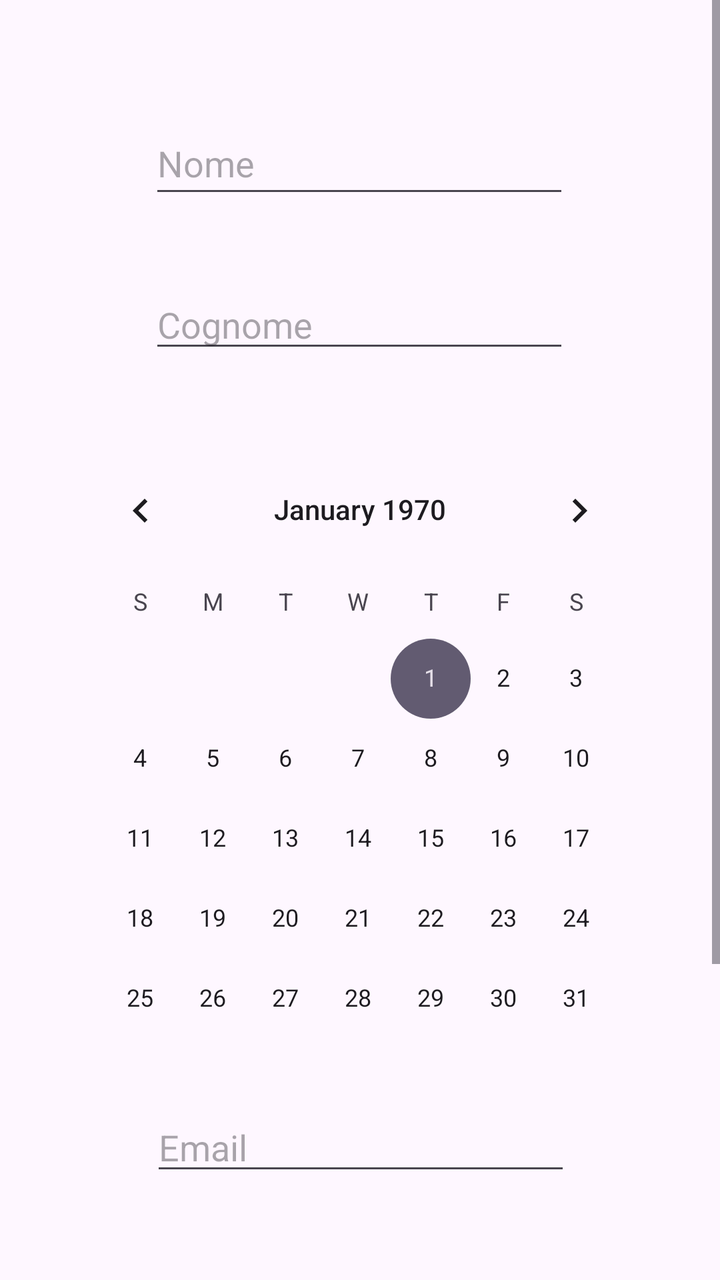
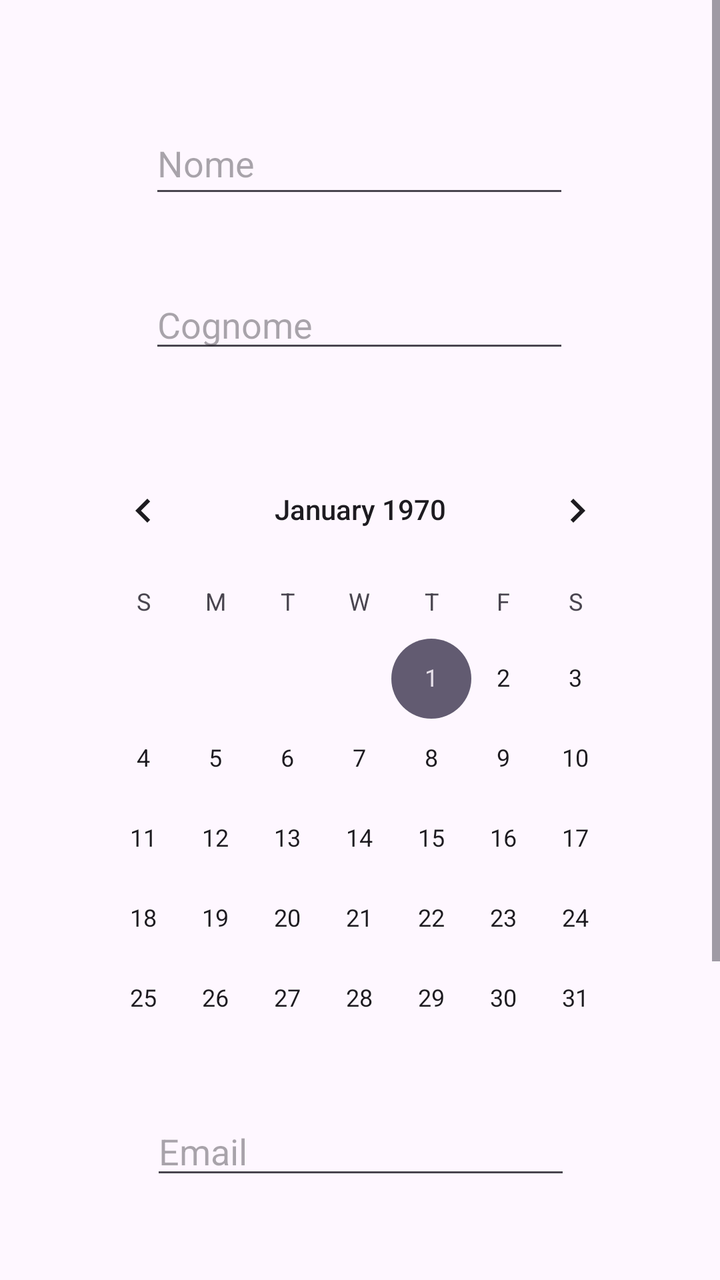

The first picture is an Android layout as it rendered before a commit; the second is the same layout after the commit. The layout source and the unified diff follow.
<!-- AndroidManifest.xml: application theme Theme.AppAntincendio -->
<!-- res/layout/activity_register.xml -->
<?xml version="1.0" encoding="utf-8"?>
<ScrollView xmlns:android="http://schemas.android.com/apk/res/android"
    xmlns:app="http://schemas.android.com/apk/res-auto"
    xmlns:tools="http://schemas.android.com/tools"
    tools:layout_editor_absoluteX="1dp"
    tools:layout_editor_absoluteY="1dp"
    android:layout_width="match_parent"
    android:layout_height="match_parent">

    <androidx.constraintlayout.widget.ConstraintLayout
        android:id="@+id/main"
        android:layout_width="match_parent"
        android:layout_height="wrap_content"
        tools:context=".RegisterActivity">

        <EditText
            android:id="@+id/nome"
            android:layout_width="wrap_content"
            android:layout_height="48dp"
            android:layout_marginTop="56dp"
            android:ems="10"
            android:hint="Nome"
            android:inputType="text"
            app:layout_constraintEnd_toEndOf="parent"
            app:layout_constraintHorizontal_bias="0.497"
            app:layout_constraintStart_toStartOf="parent"
            app:layout_constraintTop_toTopOf="parent" />

        <EditText
            android:id="@+id/email"
            android:layout_width="wrap_content"
            android:layout_height="wrap_content"
            android:layout_marginTop="24dp"
            android:ems="10"
            android:hint="Email"
            android:inputType="textEmailAddress"
            app:layout_constraintEnd_toEndOf="parent"
            app:layout_constraintHorizontal_bias="0.502"
            app:layout_constraintStart_toStartOf="parent"
            app:layout_constraintTop_toBottomOf="@+id/data_nascita" />

        <Button
            android:id="@+id/torna"
            android:layout_width="wrap_content"
            android:layout_height="wrap_content"
            android:layout_marginTop="28dp"
            android:text="Indietro"
            app:layout_constraintEnd_toEndOf="parent"
            app:layout_constraintHorizontal_bias="0.503"
            app:layout_constraintStart_toStartOf="parent"
            app:layout_constraintTop_toBottomOf="@+id/registrati" />

        <Button
            android:id="@+id/registrati"
            android:layout_width="wrap_content"
            android:layout_height="wrap_content"
            android:layout_marginTop="52dp"
            android:text="Registrati"
            app:layout_constraintEnd_toEndOf="parent"
            app:layout_constraintStart_toStartOf="parent"
            app:layout_constraintTop_toBottomOf="@+id/password" />

        <EditText
            android:id="@+id/password"
            android:layout_width="wrap_content"
            android:layout_height="wrap_content"
            android:layout_marginTop="40dp"
            android:ems="10"
            android:hint="Password"
            android:inputType="textPassword"
            app:layout_constraintEnd_toEndOf="parent"
            app:layout_constraintHorizontal_bias="0.497"
            app:layout_constraintStart_toStartOf="parent"
            app:layout_constraintTop_toBottomOf="@+id/email" />

        <EditText
            android:id="@+id/cognome"
            android:layout_width="wrap_content"
            android:layout_height="wrap_content"
            android:layout_marginTop="36dp"
            android:ems="10"
            android:hint="Cognome"
            android:inputType="text"
            app:layout_constraintEnd_toEndOf="parent"
            app:layout_constraintHorizontal_bias="0.497"
            app:layout_constraintStart_toStartOf="parent"
            app:layout_constraintTop_toBottomOf="@+id/nome" />

        <CalendarView
            android:id="@+id/data_nascita"
            android:layout_width="296dp"
            android:layout_height="306dp"
            android:layout_marginTop="40dp"
            app:layout_constraintEnd_toEndOf="parent"
            app:layout_constraintStart_toStartOf="parent"
            app:layout_constraintTop_toBottomOf="@+id/cognome" />
    </androidx.constraintlayout.widget.ConstraintLayout>

</ScrollView>
<!-- resources referenced by this layout -->
<resources>
  <style name="Theme.AppAntincendio" parent="Theme.MaterialComponents.DayNight.DarkActionBar">
          
          <item name="colorPrimary">@color/purple_500</item>
          <item name="colorPrimaryVariant">@color/purple_700</item>
          <item name="colorOnPrimary">@color/white</item>
          
          <item name="colorSecondary">@color/teal_200</item>
          <item name="colorSecondaryVariant">@color/teal_700</item>
          <item name="colorOnSecondary">@color/black</item>
          
          <item name="android:statusBarColor">?attr/colorPrimaryVariant</item>
          
      </style>
  <color name="purple_500">#FF6200EE</color>
  <color name="purple_700">#FF3700B3</color>
  <color name="white">#FFFFFFFF</color>
  <color name="teal_200">#FF03DAC5</color>
  <color name="teal_700">#FF018786</color>
  <color name="black">#FF000000</color>
</resources>

<!-- the commit's change to res/layout/activity_register.xml (unified diff, before → after) -->
@@ -88,8 +88,8 @@
 
         <CalendarView
             android:id="@+id/data_nascita"
-            android:layout_width="296dp"
-            android:layout_height="306dp"
+            android:layout_width="293dp"
+            android:layout_height="308dp"
             android:layout_marginTop="40dp"
             app:layout_constraintEnd_toEndOf="parent"
             app:layout_constraintStart_toStartOf="parent"
